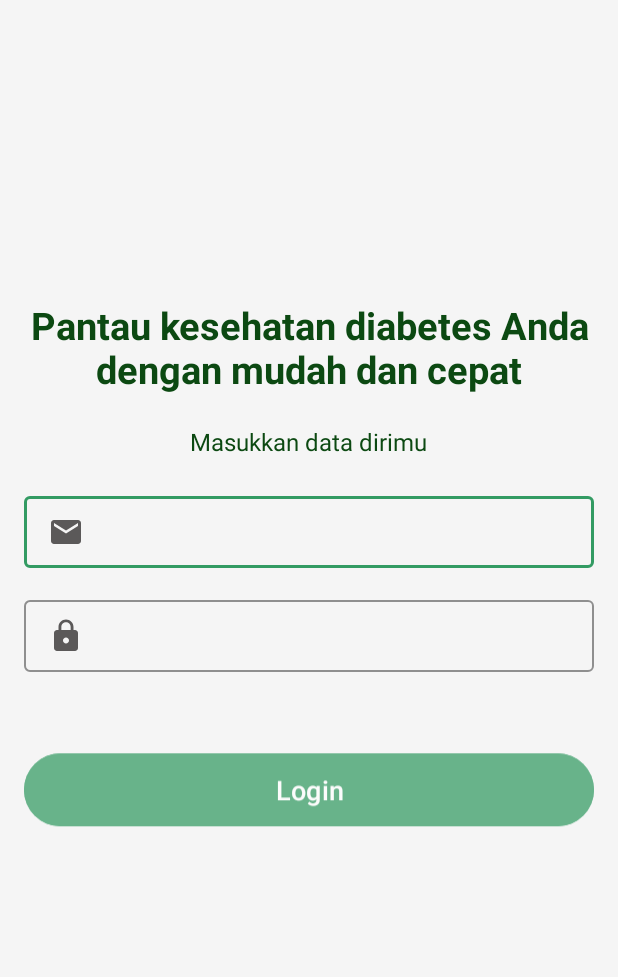
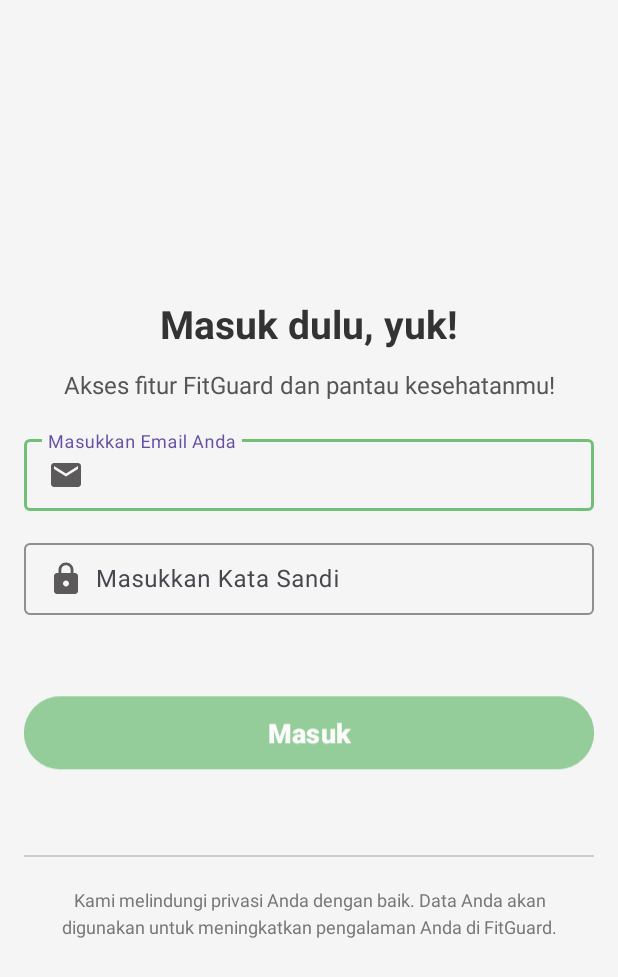
Before and after one commit to jennilaluyan/fitguard-app, an Android app: the LoginActivity screen opened directly, with no data from a screen before it, on a phone screen of 412 x 824 dp. Shown: the top 977 px of the screen. Run offline under Robolectric (Android 15) with nearby library versions, the phone set to English and light mode, and no system bars; our stand-ins replace Firebase (no records; nobody signed in at launch, a user with empty details on screens opened directly).

Commit message:
perbaiki UI login, register, profil, nav

```diff
--- a/app/src/main/res/layout/activity_login.xml
+++ b/app/src/main/res/layout/activity_login.xml
@@ -9,38 +9,42 @@
     android:gravity="center"
     android:background="#F5F5F5">
 
+    <!-- Title -->
     <TextView
         android:id="@+id/textViewTitle"
         android:layout_width="match_parent"
         android:layout_height="wrap_content"
-        android:text="Pantau kesehatan diabetes Anda dengan mudah dan cepat"
-        android:textSize="25sp"
-        android:textColor="#0C4912"
-        android:layout_marginBottom="20dp"
+        android:text="Masuk dulu, yuk!"
+        android:textSize="26sp"
+        android:textColor="#333333"
+        android:layout_marginBottom="12dp"
         android:textStyle="bold"
         android:gravity="center" />
 
+    <!-- Subtitle -->
     <TextView
-        android:id="@+id/textView"
-        android:layout_width="wrap_content"
+        android:id="@+id/textViewSubtitle"
+        android:layout_width="match_parent"
         android:layout_height="wrap_content"
-        android:text="Masukkan data dirimu"
+        android:text="Akses fitur FitGuard dan pantau kesehatanmu!"
         android:textSize="16sp"
-        android:textColor="#0C4912"
-        android:layout_marginBottom="20dp" />
+        android:textColor="#555555"
+        android:layout_marginBottom="20dp"
+        android:gravity="center" />
 
     <!-- Email Field -->
     <com.google.android.material.textfield.TextInputLayout
         android:layout_width="match_parent"
         android:layout_height="wrap_content"
         app:boxBackgroundMode="outline"
-        app:boxStrokeColor="#339B63"
+        app:boxStrokeColor="#72BF78"
         android:layout_marginBottom="16dp">
 
         <com.google.android.material.textfield.TextInputEditText
             android:id="@+id/editTextEmail"
             android:layout_width="match_parent"
             android:layout_height="wrap_content"
+            android:hint="Masukkan Email Anda"
             android:drawableStart="@drawable/baseline_email_24"
             android:drawablePadding="8dp"
             android:padding="12dp"
@@ -54,13 +58,14 @@
         android:layout_width="match_parent"
         android:layout_height="wrap_content"
         app:boxBackgroundMode="outline"
-        app:boxStrokeColor="#339B63"
+        app:boxStrokeColor="#72BF78"
         android:layout_marginBottom="32dp">
 
         <com.google.android.material.textfield.TextInputEditText
             android:id="@+id/editTextPassword"
             android:layout_width="match_parent"
             android:layout_height="wrap_content"
+            android:hint="Masukkan Kata Sandi"
             android:drawableStart="@drawable/baseline_lock_24"
             android:drawablePadding="8dp"
             android:padding="12dp"
@@ -69,40 +74,49 @@
             android:textSize="16sp" />
     </com.google.android.material.textfield.TextInputLayout>
 
-    <!-- Tombol Login -->
+    <!-- Login Button -->
     <Button
         android:id="@+id/buttonLogin"
         android:layout_width="match_parent"
         android:layout_height="wrap_content"
-        android:text="Login"
-        android:textColor="@color/white"
-        android:alpha="0"
-        android:translationY="100dp"
-        android:backgroundTint="#339B63"
+        android:text="Masuk"
+        android:textColor="#ffffff"
+        android:backgroundTint="#72BF78"
+        android:elevation="4dp"
         android:padding="12dp"
         android:layout_marginBottom="16dp"
-        android:textSize="18sp" />
+        android:textSize="18sp"
+        android:textStyle="bold" />
 
-    <!-- Link ke Registrasi -->
+    <!-- Link to Register -->
     <TextView
         android:id="@+id/textViewRegister"
         android:layout_width="wrap_content"
         android:layout_height="wrap_content"
         android:text="Belum punya akun? Daftar sekarang"
-        android:textColor="#7A662E"
+        android:textColor="#5555AA"
         android:layout_marginTop="16dp"
-        android:alpha="0"
-        android:translationY="100dp"
         android:textSize="14sp"
-        android:gravity="center" />
+        android:gravity="center"
+        android:layout_marginBottom="20dp" />
 
-    <!-- Fragment Container -->
-    <androidx.fragment.app.FragmentContainerView
-        android:id="@+id/fragment_container"
+    <!-- Decorative Line -->
+    <View
+        android:layout_width="match_parent"
+        android:layout_height="1dp"
+        android:background="#CCCCCC"
+        android:layout_marginBottom="20dp" />
+
+    <!-- Additional Info Text -->
+    <TextView
+        android:id="@+id/textViewInfo"
         android:layout_width="match_parent"
         android:layout_height="wrap_content"
-        android:layout_marginTop="20dp"
-        app:defaultNavHost="true"
-        android:layout_marginBottom="16dp" />
+        android:text="Kami melindungi privasi Anda dengan baik. Data Anda akan digunakan untuk meningkatkan pengalaman Anda di FitGuard."
+        android:textSize="12sp"
+        android:textColor="#777777"
+        android:gravity="center"
+        android:paddingHorizontal="16dp"
+        android:lineSpacingExtra="4dp" />
 
 </LinearLayout>
```
Also changed, not shown: app/src/main/res/layout/activity_register.xml (+18 -13 lines), app/src/main/res/layout/fragment_profil.xml (+11 -8 lines), app/src/main/res/layout/main_activity.xml (+5 -3 lines).
